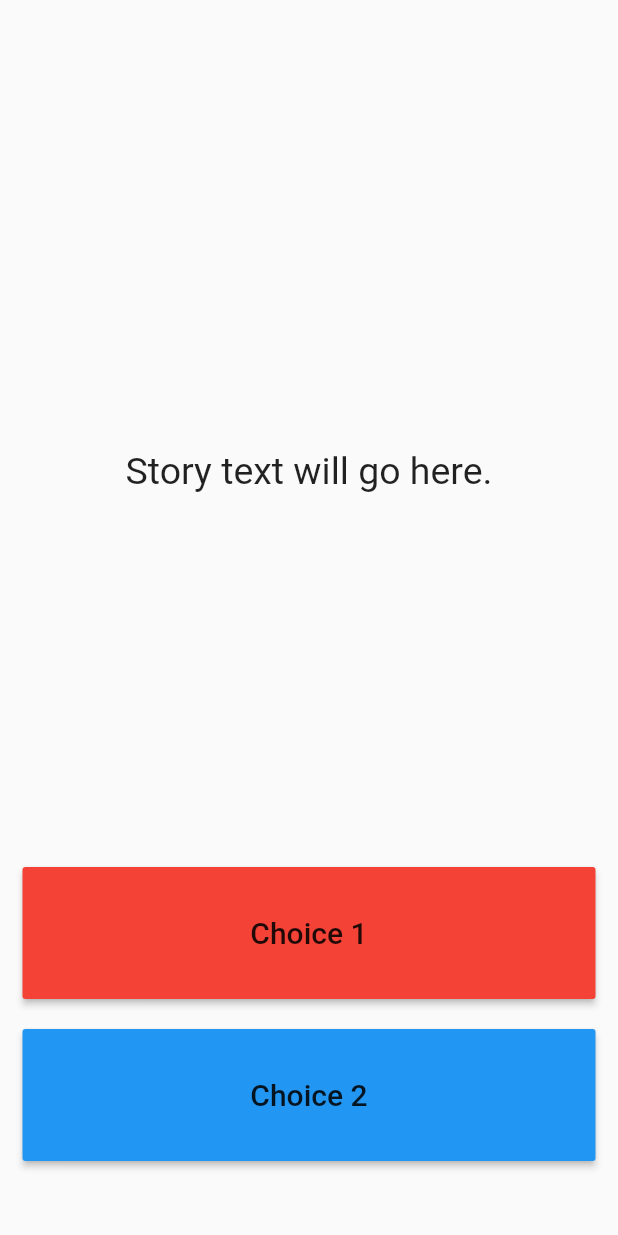
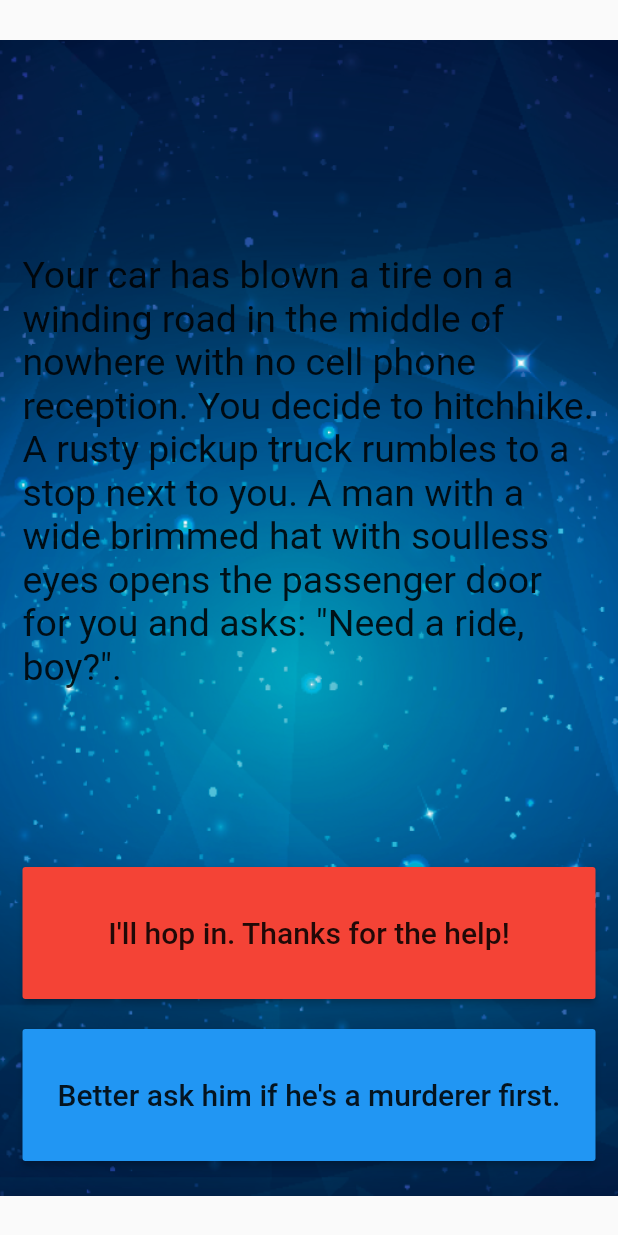
Before and after one commit to 57Abbasdev/udemy_fltr, a Flutter app: the StoryPage screen opened directly, on a phone screen of 412 x 824 dp. Run offline on Flutter 3.47's test engine with Material 2 defaults, Android fonts, the phone set to English and light mode, and no system bars; our stand-ins replace animated_text_kit, audioplayers, google_fonts, lottie, rflutter_alert; missing offline and left inert: age.

Commit message:
destini done

```diff
--- a/lib/by_angela/destini/destini.dart
+++ b/lib/by_angela/destini/destini.dart
@@ -1,21 +1,21 @@
 import 'package:flutter/material.dart';
-
-//TODO: Step 15 - Run the app and see if you can see the screen update with the first story. Delete this TODO if it looks as you expected.
-
-void main() => runApp(Destini());
+import 'package:udemy_fltr/by_angela/destini/storybrain.dart';
 
 class Destini extends StatelessWidget {
+  const Destini({super.key});
+
+  @override
   Widget build(BuildContext context) {
-    return MaterialApp(
-      theme: ThemeData.dark(),
-      home: StoryPage(),
-    );
+    return const StoryPage();
   }
 }
 
-//TODO: Step 9 - Create a new storyBrain object from the StoryBrain class.
+StoryBrain storyBrain = StoryBrain();
 
 class StoryPage extends StatefulWidget {
+  const StoryPage({super.key});
+
+  @override
   _StoryPageState createState() => _StoryPageState();
 }
 
@@ -24,9 +24,11 @@ class _StoryPageState extends State<StoryPage> {
   Widget build(BuildContext context) {
     return Scaffold(
       body: Container(
-        //TODO: Step 1 - Add background.png to this Container as a background image.
-        padding: EdgeInsets.symmetric(vertical: 50.0, horizontal: 15.0),
-        constraints: BoxConstraints.expand(),
+        padding: const EdgeInsets.symmetric(vertical: 50.0, horizontal: 15.0),
+        constraints: const BoxConstraints.expand(),
+        decoration: const BoxDecoration(
+            image: DecorationImage(
+                image: AssetImage("assets/images/background.png"))),
         child: SafeArea(
           child: Column(
             crossAxisAlignment: CrossAxisAlignment.stretch,
@@ -35,8 +37,7 @@ class _StoryPageState extends State<StoryPage> {
                 flex: 12,
                 child: Center(
                   child: Text(
-                    //TODO: Step 10 - use the storyBrain to get the first story title and display it in this Text Widget.
-                    'Story text will go here.',
+                    storyBrain.getStory(),
                     style: TextStyle(
                       fontSize: 25.0,
                     ),
@@ -48,36 +49,43 @@ class _StoryPageState extends State<StoryPage> {
                 child: MaterialButton(
                   onPressed: () {
                     //Choice 1 made by user.
-                    //TODO: Step 18 - Call the nextStory() method from storyBrain and pass the number 1 as the choice made by the user.
+                    setState(() {
+                      storyBrain.nextStory(choiceNumber: 1);
+                    });
+
                   },
                   color: Colors.red,
                   child: Text(
-                    //TODO: Step 13 - Use the storyBrain to get the text for choice 1.
-                    'Choice 1',
+                    storyBrain.getChoice1(),
                     style: TextStyle(
                       fontSize: 20.0,
                     ),
                   ),
                 ),
               ),
-              SizedBox(
+              const SizedBox(
                 height: 20.0,
               ),
               Expanded(
                 flex: 2,
-                //TODO: Step 26 - Use a Flutter Visibility Widget to wrap this FlatButton.
-                //TODO: Step 28 - Set the "visible" property of the Visibility Widget to equal the output from the buttonShouldBeVisible() method in the storyBrain.
+                // 26 - Use a Flutter Visibility Widget to wrap this FlatButton.
+                // 28 - Set the "visible" property of the Visibility Widget to equal the output from the buttonShouldBeVisible() method in the storyBrain.
+                child: Visibility(
+                  visible: storyBrain.buttonShouldBeVisible(),
                   child: MaterialButton(
                     onPressed: () {
                       //Choice 2 made by user.
-                    //TODO: Step 19 - Call the nextStory() method from storyBrain and pass the number 2 as the choice made by the user.
+                      setState(() {
+                        storyBrain.nextStory(choiceNumber: 2);
+                      });
+
                     },
                     color: Colors.blue,
                     child: Text(
-                    //TODO: Step 14 - Use the storyBrain to get the text for choice 2.
-                    'Choice 2',
+                      storyBrain.getChoice2(),
                       style: TextStyle(
                         fontSize: 20.0,
+                      ),
                     ),
                   ),
                 ),
@@ -90,6 +98,6 @@ class _StoryPageState extends State<StoryPage> {
   }
 }
 
-//TODO: Step 24 - Run the app and try to figure out what code you need to add to this file to make the story change when you press on the choice buttons.
+// 24 - Run the app and try to figure out what code you need to add to this file to make the story change when you press on the choice buttons.
 
-//TODO: Step 29 - Run the app and test it against the Story Outline to make sure you've completed all the steps. The code for the completed app can be found here: https://github.com/londonappbrewery/destini-challenge-completed/
+// 29 - Run the app and test it against the Story Outline to make sure you've completed all the steps. The code for the completed app can be found here: https://github.com/londonappbrewery/destini-challenge-completed/
--- a/lib/main.dart
+++ b/lib/main.dart
@@ -5,6 +5,8 @@ import 'package:udemy_fltr/by_angela/dice_rolling.dart';
 import 'package:udemy_fltr/by_angela/mi_card.dart';
 import 'package:udemy_fltr/by_angela/xylophone.dart';
 
+import 'by_angela/bmi_calculator/bmi.dart';
+import 'by_angela/destini/destini.dart';
 import 'by_angela/quiz/quiz.dart';
 
 void main() {
@@ -17,10 +19,10 @@ class MyApp extends StatelessWidget {
 
   @override
   Widget build(BuildContext context) {
-    return  MaterialApp(
+    return  const MaterialApp(
       color: Colors.amber,
       debugShowCheckedModeBanner: false,
-      home: Quiz(),
+      home: Bmi(),
     );
   }
 }
```
Also changed, not shown: lib/by_angela/destini/story.dart (+5 -4 lines), lib/by_angela/destini/storybrain.dart (+76 -48 lines). Lines whose indentation alone changed are shown as unchanged.
